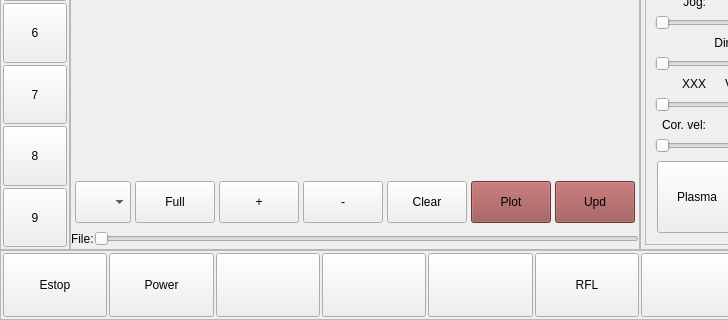
Old version of the form qtgui/qtgui.ui in the repository daiman444/lcnc29_lpt_qtplasma; both pictures show x 0 to 728 and y 368 to 688 of the 1280 by 688 pixel window.
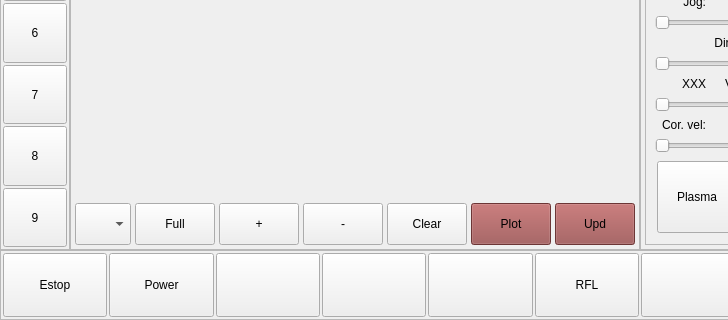
New version of the form. Icons and pictures are not drawn. Custom widgets are drawn as their Qt base class.

Patch:
```diff
--- a/qtgui/qtgui.ui
+++ b/qtgui/qtgui.ui
@@ -1000,59 +1000,6 @@
                 </layout>
                </widget>
               </item>
-              <item>
-               <widget class="QFrame" name="frame">
-                <property name="minimumSize">
-                 <size>
-                  <width>0</width>
-                  <height>15</height>
-                 </size>
-                </property>
-                <property name="maximumSize">
-                 <size>
-                  <width>16777215</width>
-                  <height>20</height>
-                 </size>
-                </property>
-                <property name="frameShape">
-                 <enum>QFrame::NoFrame</enum>
-                </property>
-                <property name="frameShadow">
-                 <enum>QFrame::Raised</enum>
-                </property>
-                <layout class="QHBoxLayout" name="horizontalLayout_5">
-                 <property name="spacing">
-                  <number>0</number>
-                 </property>
-                 <property name="leftMargin">
-                  <number>0</number>
-                 </property>
-                 <property name="topMargin">
-                  <number>0</number>
-                 </property>
-                 <property name="rightMargin">
-                  <number>0</number>
-                 </property>
-                 <property name="bottomMargin">
-                  <number>0</number>
-                 </property>
-                 <item>
-                  <widget class="QLabel" name="lbl_filename">
-                   <property name="text">
-                    <string>File:</string>
-                   </property>
-                  </widget>
-                 </item>
-                 <item>
-                  <widget class="QSlider" name="horizontalSlider">
-                   <property name="orientation">
-                    <enum>Qt::Horizontal</enum>
-                   </property>
-                  </widget>
-                 </item>
-                </layout>
-               </widget>
-              </item>
              </layout>
             </widget>
            </item>
```
